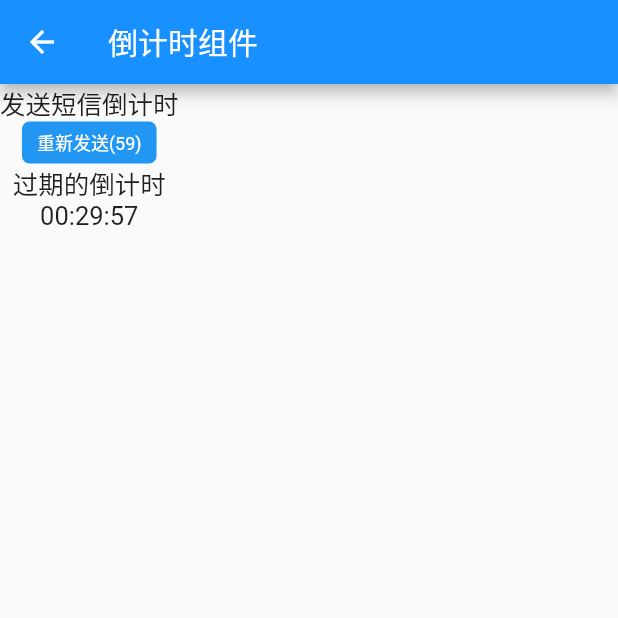
After one commit to yangchunboy/flutterComponents, a Flutter app: the TimerPage screen opened directly, after a tap on "发送验证码", on a phone screen of 412 x 824 dp, the top half of it. The commit adds this screen. Run offline on Flutter 3.47's test engine with Material 2 defaults, Android fonts, the phone set to English and light mode, and no system bars; our stand-ins replace dio, flutter_easyrefresh, flutter_screenutil, fluttertoast, shared_preferences; accounts and stored records are empty.

Commit message:
新增发送短信倒计时和过期倒计时的组件

```diff
--- /dev/null
+++ b/lib/components/Timer/ExpireTimer.dart
@@ -0,0 +1,75 @@
+import 'dart:async';
+
+import 'package:flutter/material.dart';
+
+class ExpireTimer extends StatefulWidget {
+
+  final int expireSeconds;
+  final Function onTimeEnd;
+
+  const ExpireTimer({Key key, this.expireSeconds = 30 * 60, this.onTimeEnd}) : super(key: key);
+
+  _ExpireTimer createState() => _ExpireTimer();
+}
+
+class _ExpireTimer extends State<ExpireTimer> {
+
+  String timeString;
+
+  Timer timer;
+
+  int count;
+
+  @override
+  Widget build(BuildContext context) {
+    return Container(
+      child: Text(timeString),
+    );
+  }
+
+
+  String addZero(int number) {
+    if (number < 10) {
+      return '0$number';
+    }
+    return '$number';
+  }
+
+  String getTimeString(int seconds) {
+    int hour = seconds ~/ (60 * 60);
+    int minute = (seconds - hour * 60 * 60) ~/ 60;
+    int second = (seconds - hour * 60 * 60 - minute * 60) ~/ 1;
+    print('$hour:$minute:$second');
+    return '${addZero(hour)}:${addZero(minute)}:${addZero(second)}';
+  }
+
+  void initTimer() {
+    count = widget.expireSeconds;
+    Timer.periodic(Duration(seconds: 1), (timer) {
+      if (count == 0) {
+        timer.cancel();
+      }
+      setState(() {
+        count--;
+        timeString = getTimeString(count);
+      });
+    });
+  }
+
+  @override
+  void initState() {
+    super.initState();
+    initTimer();
+    setState(() {
+      timeString = getTimeString(widget.expireSeconds);
+    });
+  }
+
+  @override
+  void dispose() {
+    // TODO: implement dispose
+    super.dispose();
+    timer?.cancel();
+  }
+
+}
--- /dev/null
+++ b/lib/components/Timer/MessageTimer.dart
@@ -0,0 +1,94 @@
+import 'dart:async';
+
+import 'package:flutter/material.dart';
+
+class MessageTimer extends StatefulWidget{
+
+  final int count;
+  Function onTimerEnd;
+  Function onSendCode;
+
+  MessageTimer({ this.count = 60, this.onTimerEnd, this.onSendCode });
+  @override
+  _CodeTimeState createState() {
+    return _CodeTimeState();
+  }
+
+}
+
+class _CodeTimeState extends State<MessageTimer> {
+
+  int count = 60;
+  Timer timer;
+  String codeText = '发送验证码';
+
+  @override
+  Widget build(BuildContext context) {
+    return GestureDetector(
+      onTap: sendCode,
+      child: Container(
+        padding: EdgeInsets.only(left: 10, right: 10, top: 5, bottom: 5),
+        decoration: BoxDecoration(
+          borderRadius: BorderRadius.all(Radius.circular(5)),
+          color: Theme.of(context).accentColor
+        ),
+        child: Text(
+          codeText,
+          style: TextStyle(
+            fontSize: 12,
+            color: Colors.white
+          ),
+        ),
+      )
+    );
+  }
+
+
+  // 点击发送验证码
+  void sendCode() {
+    if (count == widget.count) {
+      widget.onSendCode ?? widget.onSendCode();
+      _initTimer();
+      setState(() {
+        codeText = '重新发送(${widget.count})';
+      });
+    }
+  }
+
+  // 倒计时状态控制
+  void _initTimer() {
+    timer = new Timer.periodic(Duration(seconds: 1), (Timer timer) {
+      //数据操作处理
+      setState(() {
+        if (count == 1) {
+          timer.cancel(); //倒计时结束取消定时器
+          count = widget.count; //重置时间
+          codeText = '重新发送';
+        } else {
+          count--;
+          codeText = '重新发送($count)';
+        }
+      });
+    });
+  }
+
+  void initCount() {
+    setState(() {
+      count = widget.count;
+    });
+  }
+
+  @override
+  void initState() {
+    super.initState();
+    initCount();
+  }
+
+
+  @override
+  void dispose() {
+    super.dispose();
+    timer?.cancel();
+  }
+
+}
--- a/lib/pages/home/HomePage.dart
+++ b/lib/pages/home/HomePage.dart
@@ -44,6 +44,12 @@ class _HomePageState extends State<HomePage>{
               Navigator.pushNamed(context, '/refresh');
             },
             child: Text('下拉刷新，上拉加载'),
+          ),
+          GestureDetector(
+            onTap: () {
+              Navigator.pushNamed(context, '/timer');
+            },
+            child: Text('倒计时'),
           )
         ],
       )
--- a/lib/pages/refresh/RefreshPage.dart
+++ b/lib/pages/refresh/RefreshPage.dart
@@ -1,6 +1,6 @@
 import 'package:app/utils/utils.dart';
 import 'package:flutter/material.dart';
-import 'package:app/components/Fresh/Fresh.dart';
+import 'package:app/components/Fresh/Refresh.dart';
 
 class RefreshPage extends StatefulWidget{
     _RefreshState createState() => _RefreshState();
--- /dev/null
+++ b/lib/pages/timer/TimerPage.dart
@@ -0,0 +1,33 @@
+import 'package:app/utils/utils.dart';
+import 'package:flutter/material.dart';
+import 'package:app/components/Timer/MessageTimer.dart';
+import 'package:app/components/Timer/ExpireTimer.dart';
+
+class TimerPage extends StatefulWidget {
+  _TimerPageState createState() => _TimerPageState();
+}
+
+class _TimerPageState extends State<TimerPage> {
+
+
+  Widget build(BuildContext context) {
+    return Scaffold(
+      appBar: AppBar(
+        title: Text('倒计时组件'),
+      ),
+      body: Column(
+        children: <Widget>[
+          Text('发送短信倒计时'),
+          MessageTimer(
+            count: 60,
+            onSendCode: () {
+              Utils.showToast('发送验证码');
+            }
+          ),
+          Text('过期的倒计时'),
+          ExpireTimer()
+        ],
+      )
+    );
+  }
+}
--- a/lib/router/router.dart
+++ b/lib/router/router.dart
@@ -5,6 +5,7 @@ import 'package:app/pages/login/loginPage.dart';
 import 'package:app/pages/search/SearchPage.dart';
 import 'package:app/pages/delete/DeletePage.dart';
 import 'package:app/pages/refresh/RefreshPage.dart';
+import 'package:app/pages/timer/TimerPage.dart';
 
 
 class Router {
@@ -14,7 +15,8 @@ class Router {
     '/tools': (params) => ToolsPage(),
     '/login': (params) => LoginPage(),
     '/delete': (params) => DeletePage(),
-    '/refresh': (params) => RefreshPage()
+    '/refresh': (params) => RefreshPage(),
+    '/timer': (params) => TimerPage()
   };
 
   static onGenerateRoute(RouteSettings settings) {
```
Also changed, not shown: lib/components/Fresh/Refresh.dart (renamed from lib/components/Fresh/Fresh.dart).
